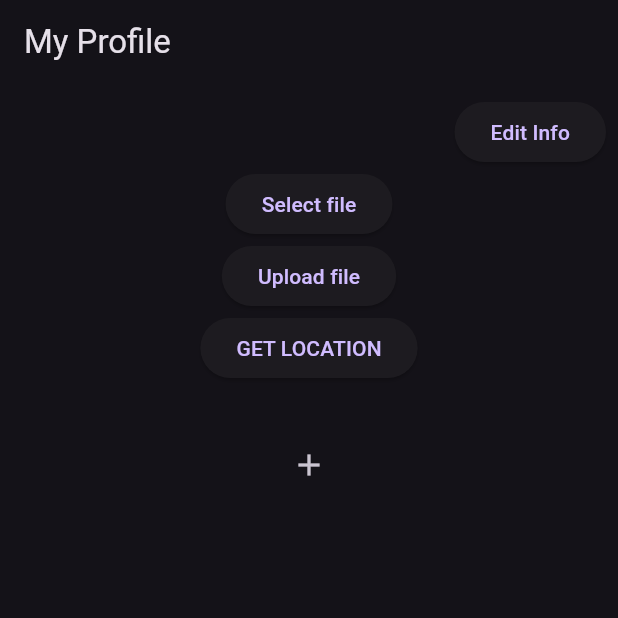
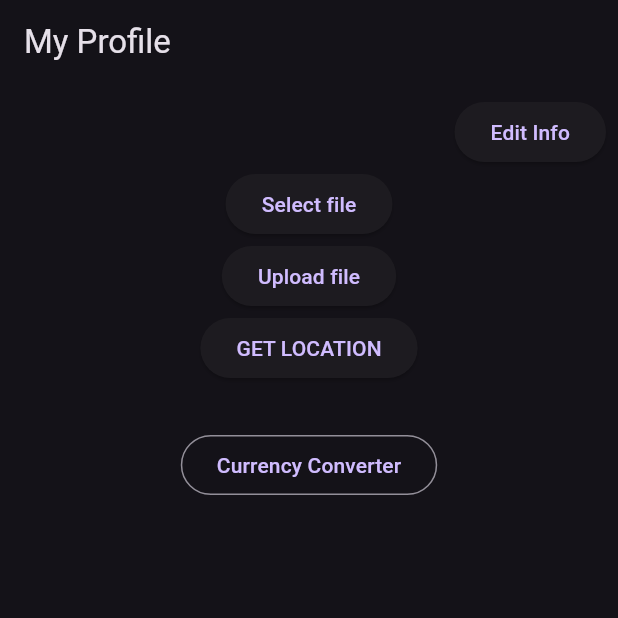
Before and after one commit to Magesh-Doodleblue/BullTech-CryptoApp-Flutter, a Flutter app: the AccountPage screen opened directly, on a phone screen of 412 x 824 dp, the top half of it. Run offline on Flutter 3.47's test engine with Material 2 defaults, Android fonts, the phone set to English and light mode, and no system bars; our stand-ins replace animated_text_kit, charts_flutter, cloud_firestore, file_picker, firebase_auth, firebase_core and 9 more; missing offline and left inert: quickblox_sdk; accounts and stored records are empty; network calls fail.

Commit message:
feb 28 commit

```diff
--- a/lib/screens/accounts_screen.dart
+++ b/lib/screens/accounts_screen.dart
@@ -127,15 +127,14 @@ class _AccountPageState extends State<AccountPage> {
             const SizedBox(
               height: 30,
             ),
-            IconButton(
+            OutlinedButton(
                 onPressed: () {
                   Navigator.push(
                       context,
                       MaterialPageRoute(
                           builder: (context) => const CurrencyConverterPage()));
                 },
-              icon: const Icon(Icons.add),
-            ),
+                child: const Text("Currency Converter"))
           ],
         ),
       ),
```
Lines whose indentation alone changed are shown as unchanged.
